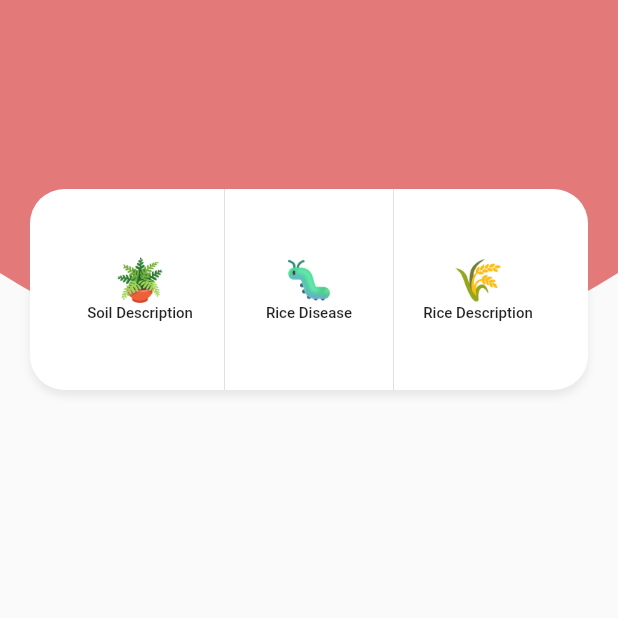
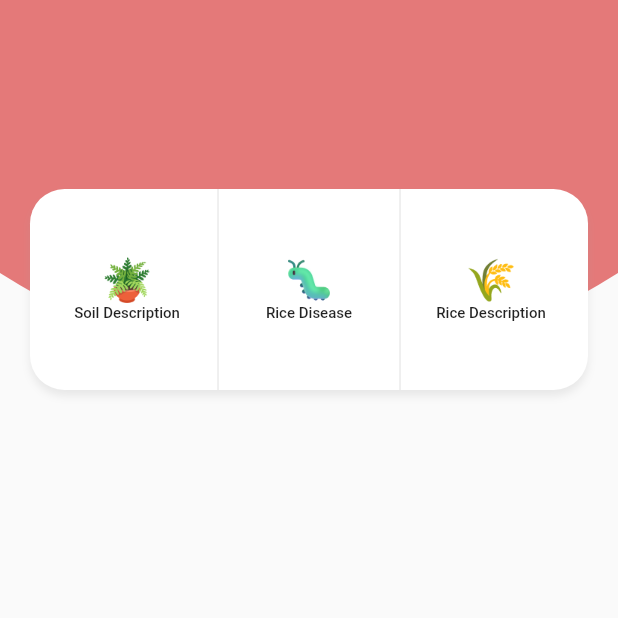
Before and after one commit to Abhinav1004/Soil-Moisture-Prediction, a Flutter app: the screen it shows after launch, on a phone screen of 412 x 824 dp, the top half of it. Run offline on Flutter 3.47's test engine with Material 2 defaults, Android fonts, the phone set to English and light mode, and no system bars.

Commit message:
fix: padding in top button group

```diff
--- a/lib/features/home/presentation/components/top_button_group.dart
+++ b/lib/features/home/presentation/components/top_button_group.dart
@@ -21,7 +21,7 @@ class TopButtonGroup extends StatelessWidget {
         ]
       ),
       child: Padding(
-        padding: const EdgeInsets.symmetric(horizontal: 25),
+        padding: const EdgeInsets.symmetric(horizontal: 12),
         child: Row(
           children: [
             Expanded(
```
